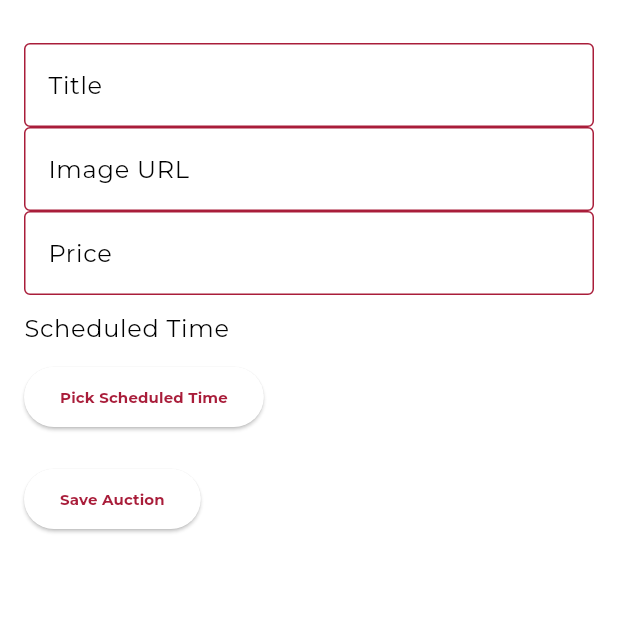
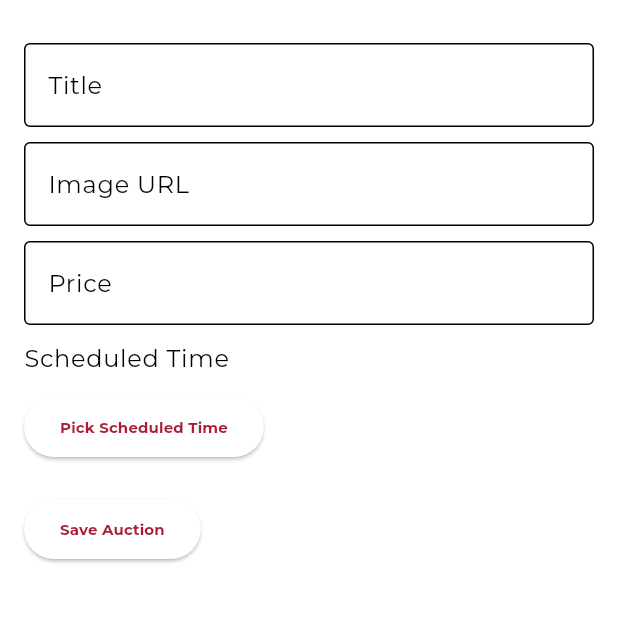
Before and after one commit to AlleTre-E-Commerce-Complex/alletre-flutter, a Flutter app: the screen it shows after launch, after a tap on "Create Auction", on a phone screen of 412 x 824 dp, the part 65-688 px from its top. Run offline on Flutter 3.47's test engine with Material 3 defaults, Android fonts, the phone set to English and light mode, and no system bars; our stand-ins replace carousel_slider, flutter_svg.

Commit message:
refactor: refactored the create auction screen class

```diff
--- /dev/null
+++ b/lib/controller/helpers/auction_screen_helper.dart
@@ -0,0 +1,49 @@
+// auction_screen_helper.dart
+import 'package:flutter/material.dart';
+import 'package:alletre_app/controller/providers/auction_provider.dart';
+import 'package:alletre_app/model/auction_item.dart';
+import 'package:provider/provider.dart';
+
+class AuctionHelper {
+  static Future<void> pickScheduledTime(BuildContext context) async {
+    final pickedTime = await showDatePicker(
+      context: context,
+      initialDate: DateTime.now(),
+      firstDate: DateTime.now(),
+      lastDate: DateTime(2100),
+    );
+    if (pickedTime != null) {
+      // Update the scheduled time through the provider
+      // ignore: use_build_context_synchronously
+      context.read<AuctionProvider>().scheduledTime = pickedTime;
+    }
+  }
+
+  static void saveAuction({
+    required BuildContext context,
+    required GlobalKey<FormState> formKey,
+    required TextEditingController titleController,
+    required TextEditingController imageUrlController,
+    required TextEditingController priceController,
+  }) {
+    if (!formKey.currentState!.validate()) return;
+
+    final scheduledTime = context.read<AuctionProvider>().scheduledTime;
+    if (scheduledTime == null) {
+      ScaffoldMessenger.of(context).showSnackBar(
+        const SnackBar(content: Text('Please select a scheduled time!')),
+      );
+      return;
+    }
+
+    final newAuction = AuctionItem(
+      title: titleController.text,
+      imageUrl: imageUrlController.text,
+      price: priceController.text,
+      scheduledTime: scheduledTime,
+    );
+
+    context.read<AuctionProvider>().addUpcomingAuction(newAuction);
+    Navigator.of(context).pop();
+  }
+}
--- a/lib/controller/providers/auction_provider.dart
+++ b/lib/controller/providers/auction_provider.dart
@@ -7,6 +7,15 @@ class AuctionProvider with ChangeNotifier {
 
   List<AuctionItem> get upcomingAuctions => _upcomingAuctions;
   List<AuctionItem> get ongoingAuctions => _ongoingAuctions;
+
+  DateTime? _scheduledTime;
+
+  DateTime? get scheduledTime => _scheduledTime;
+
+  set scheduledTime(DateTime? time) {
+    _scheduledTime = time;
+    notifyListeners();
+  }
 
   // Add an auction to the upcoming list
   void addUpcomingAuction(AuctionItem auction) {
--- a/lib/utils/theme/app_theme.dart
+++ b/lib/utils/theme/app_theme.dart
@@ -102,7 +102,10 @@ ThemeData customTheme() {
         borderSide: BorderSide.none,
       ),
       enabledBorder: OutlineInputBorder(
-        borderSide: BorderSide(color: primaryColor),
+        borderSide: BorderSide(color: onSecondaryColor), // Default border color
+      ),
+      focusedBorder: OutlineInputBorder(
+        borderSide: BorderSide(color: primaryColor), // Border color when focused (tapped)
       ),
     ),
   );
--- a/lib/view/home/create_auction_screen.dart
+++ b/lib/view/home/create_auction_screen.dart
@@ -1,7 +1,10 @@
+// create_auction_screen.dart
+import 'package:alletre_app/controller/helpers/auction_screen_helper.dart';
+import 'package:alletre_app/controller/providers/auction_provider.dart';
+import 'package:alletre_app/view/widgets/auction_form_fields.dart';
+import 'package:alletre_app/view/widgets/auction_screen_buttons.dart';
 import 'package:flutter/material.dart';
 import 'package:provider/provider.dart';
-import 'package:alletre_app/controller/providers/auction_provider.dart';
-import 'package:alletre_app/model/auction_item.dart';
 
 class CreateAuctionScreen extends StatelessWidget {
   const CreateAuctionScreen({super.key});
@@ -12,21 +15,6 @@ class CreateAuctionScreen extends StatelessWidget {
     final titleController = TextEditingController();
     final imageUrlController = TextEditingController();
     final priceController = TextEditingController();
-    DateTime? scheduledTime;
-
-    void saveAuction() {
-      if (!formKey.currentState!.validate()) return;
-
-      final newAuction = AuctionItem(
-        title: titleController.text,
-        imageUrl: imageUrlController.text,
-        price: priceController.text,
-        scheduledTime: scheduledTime!,
-      );
-
-      context.read<AuctionProvider>().addUpcomingAuction(newAuction);
-      Navigator.of(context).pop();
-    }
 
     return Scaffold(
       appBar: AppBar(
@@ -39,77 +27,25 @@ class CreateAuctionScreen extends StatelessWidget {
           child: Column(
             crossAxisAlignment: CrossAxisAlignment.start,
             children: [
-              TextFormField(
-                controller: titleController,
-                decoration: InputDecoration(
-                  labelText: 'Title',
-                  labelStyle: Theme.of(context).textTheme.bodyLarge,
-                ),
-                validator: (value) {
-                  if (value == null || value.isEmpty) {
-                    return 'Please enter a title';
-                  }
-                  return null;
+              AuctionFormFields(
+                titleController: titleController,
+                imageUrlController: imageUrlController,
+                priceController: priceController,
+              ),
+              Consumer<AuctionProvider>(
+                builder: (context, auctionProvider, child) {
+                  return AuctionScreenButtons(
+                    onPickTime: () => AuctionHelper.pickScheduledTime(context),
+                    onSave: () => AuctionHelper.saveAuction(
+                      context: context,
+                      formKey: formKey,
+                      titleController: titleController,
+                      imageUrlController: imageUrlController,
+                      priceController: priceController,
+                    ),
+                    scheduledTime: auctionProvider.scheduledTime,
+                  );
                 },
-              ),
-              TextFormField(
-                controller: imageUrlController,
-                decoration: InputDecoration(
-                  labelText: 'Image URL',
-                  labelStyle: Theme.of(context).textTheme.bodyLarge,
-                ),
-                validator: (value) {
-                  if (value == null || value.isEmpty) {
-                    return 'Please enter an image URL';
-                  }
-                  return null;
-                },
-              ),
-              TextFormField(
-                controller: priceController,
-                decoration: InputDecoration(
-                  labelText: 'Price',
-                  labelStyle: Theme.of(context).textTheme.bodyLarge,
-                ),
-                validator: (value) {
-                  if (value == null || value.isEmpty) {
-                    return 'Please enter a price';
-                  }
-                  return null;
-                },
-              ),
-              const SizedBox(height: 10),
-              Text(
-                'Scheduled Time',
-                style: Theme.of(context).textTheme.bodyLarge,
-              ),
-              const SizedBox(height: 10),
-              ElevatedButton(
-                onPressed: () async {
-                  final pickedTime = await showDatePicker(
-                    context: context,
-                    initialDate: DateTime.now(),
-                    firstDate: DateTime.now(),
-                    lastDate: DateTime(2100),
-                  );
-                  if (pickedTime != null) {
-                    scheduledTime = pickedTime;
-                  }
-                },
-                child: const Text('Pick Scheduled Time'),
-              ),
-              const SizedBox(height: 20),
-              ElevatedButton(
-                onPressed: () {
-                  if (scheduledTime == null) {
-                    ScaffoldMessenger.of(context).showSnackBar(
-                      const SnackBar(content: Text('Please select a scheduled time')),
-                    );
-                    return;
-                  }
-                  saveAuction();
-                },
-                child: const Text('Save Auction'),
               ),
             ],
           ),
--- /dev/null
+++ b/lib/view/widgets/auction_form_fields.dart
@@ -0,0 +1,64 @@
+import 'package:flutter/material.dart';
+
+class AuctionFormFields extends StatelessWidget {
+  final TextEditingController titleController;
+  final TextEditingController imageUrlController;
+  final TextEditingController priceController;
+
+  const AuctionFormFields({
+    super.key,
+    required this.titleController,
+    required this.imageUrlController,
+    required this.priceController,
+  });
+
+  @override
+  Widget build(BuildContext context) {
+    return Column(
+      crossAxisAlignment: CrossAxisAlignment.start,
+      children: [
+        TextFormField(
+          controller: titleController,
+          decoration: InputDecoration(
+            labelText: 'Title',
+            labelStyle: Theme.of(context).textTheme.bodyLarge,
+          ),
+          validator: (value) {
+            if (value == null || value.isEmpty) {
+              return 'Please enter a title';
+            }
+            return null;
+          },
+        ),
+        const SizedBox(height: 10),
+        TextFormField(
+          controller: imageUrlController,
+          decoration: InputDecoration(
+            labelText: 'Image URL',
+            labelStyle: Theme.of(context).textTheme.bodyLarge,
+          ),
+          validator: (value) {
+            if (value == null || value.isEmpty) {
+              return 'Please enter an image URL';
+            }
+            return null;
+          },
+        ),
+        const SizedBox(height: 10),
+        TextFormField(
+          controller: priceController,
+          decoration: InputDecoration(
+            labelText: 'Price',
+            labelStyle: Theme.of(context).textTheme.bodyLarge,
+          ),
+          validator: (value) {
+            if (value == null || value.isEmpty) {
+              return 'Please enter a price';
+            }
+            return null;
+          },
+        ),
+      ],
+    );
+  }
+}
--- /dev/null
+++ b/lib/view/widgets/auction_screen_buttons.dart
@@ -0,0 +1,48 @@
+import 'package:flutter/material.dart';
+
+class AuctionScreenButtons extends StatelessWidget {
+  final VoidCallback onPickTime;
+  final VoidCallback onSave;
+  final DateTime? scheduledTime;
+
+  const AuctionScreenButtons({
+    super.key,
+    required this.onPickTime,
+    required this.onSave,
+    required this.scheduledTime,
+  });
+
+  @override
+
+  Widget build(BuildContext context) {
+    return Column(
+      crossAxisAlignment: CrossAxisAlignment.start,
+      children: [
+        const SizedBox(height: 10),
+        Text(
+          'Scheduled Time',
+          style: Theme.of(context).textTheme.bodyLarge,
+        ),
+        const SizedBox(height: 10),
+        ElevatedButton(
+          onPressed: onPickTime,
+          child: const Text('Pick Scheduled Time'),
+        ),
+        const SizedBox(height: 20),
+        ElevatedButton(
+          onPressed: () {
+            if (scheduledTime == null) {
+              ScaffoldMessenger.of(context).showSnackBar(
+                const SnackBar(
+                    content: Text('Please select a scheduled time')),
+              );
+              return;
+            }
+            onSave();
+          },
+          child: const Text('Save Auction'),
+        ),
+      ],
+    );
+  }
+}
--- a/lib/view/widgets/chip_widget.dart
+++ b/lib/view/widgets/chip_widget.dart
@@ -1,5 +1,5 @@
+import 'package:alletre_app/controller/helpers/chip_widget_helper.dart';
 import 'package:alletre_app/utils/theme/app_theme.dart';
-import 'package:alletre_app/view/widgets/chip_functions.dart';
 import 'package:flutter/material.dart';
 
 class ChipWidget extends StatelessWidget {
```
Also changed, not shown: lib/controller/helpers/chip_widget_helper.dart (renamed from lib/view/widgets/chip_functions.dart).
